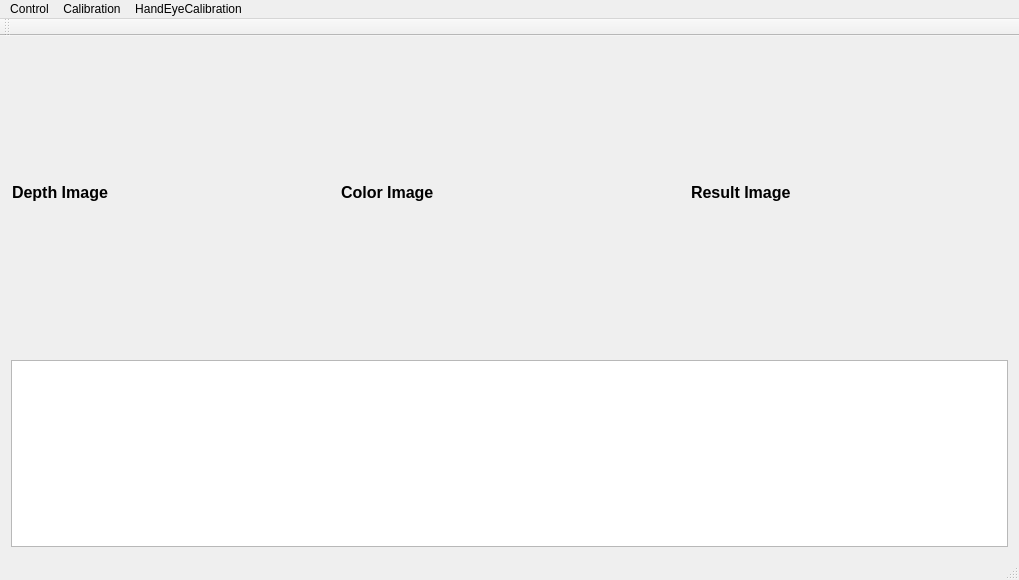
tony2278/AutomaticGrab, file mainwindow.ui: the form before one commit.
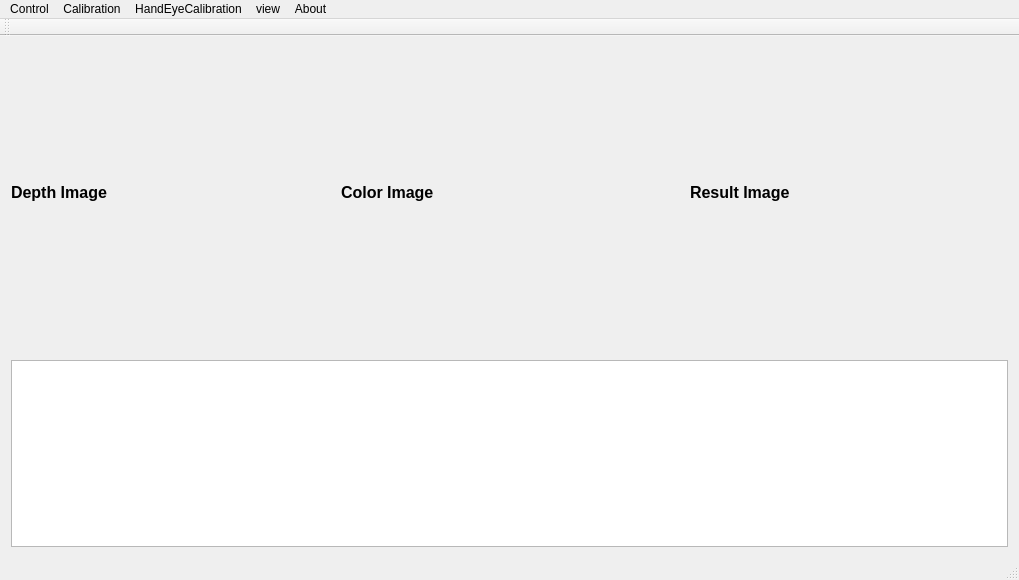
The form after the commit.

Patch:
```diff
--- a/mainwindow.ui
+++ b/mainwindow.ui
@@ -34,19 +34,19 @@
      <widget class="QWidget" name="widget" native="true">
       <layout class="QHBoxLayout" name="horizontalLayout" stretch="1,1,1">
        <property name="spacing">
-        <number>1</number>
+        <number>0</number>
        </property>
        <property name="leftMargin">
-        <number>1</number>
+        <number>0</number>
        </property>
        <property name="topMargin">
-        <number>1</number>
+        <number>0</number>
        </property>
        <property name="rightMargin">
-        <number>1</number>
+        <number>0</number>
        </property>
        <property name="bottomMargin">
-        <number>1</number>
+        <number>0</number>
        </property>
        <item>
         <widget class="QWidget" name="widget_Depth" native="true">
@@ -187,9 +187,22 @@
     <addaction name="actionEyeOnHand"/>
     <addaction name="actionEyeOffHanf"/>
    </widget>
+   <widget class="QMenu" name="menuview">
+    <property name="title">
+     <string>view</string>
+    </property>
+   </widget>
+   <widget class="QMenu" name="menuAbout">
+    <property name="title">
+     <string>About</string>
+    </property>
+    <addaction name="actionAbout"/>
+   </widget>
    <addaction name="menuControl"/>
    <addaction name="menuCalibration"/>
    <addaction name="menuHandEyeCalibration"/>
+   <addaction name="menuview"/>
+   <addaction name="menuAbout"/>
   </widget>
   <widget class="QToolBar" name="mainToolBar">
    <attribute name="toolBarArea">
```
Left out of the diff: 5 changed lines with no effect on the pictures.
